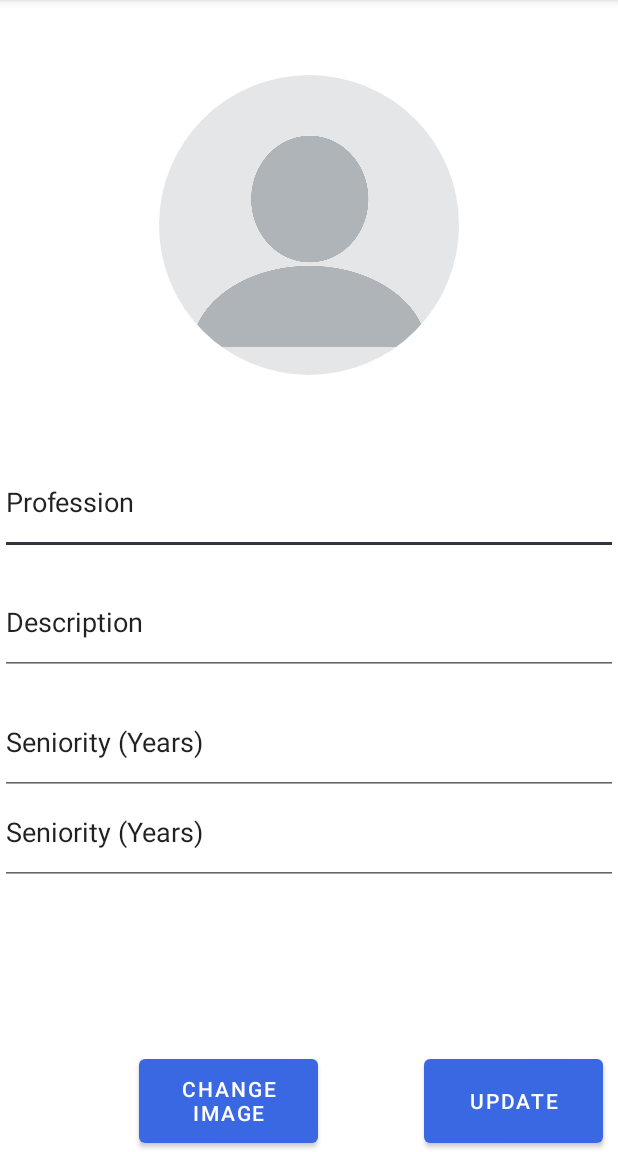
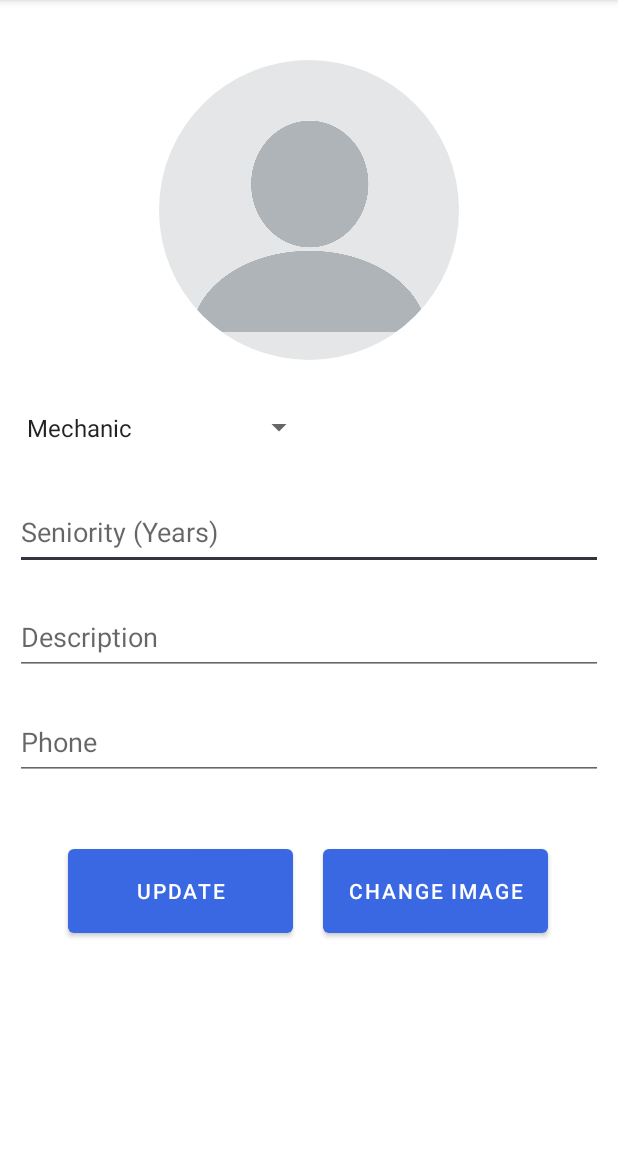
Before and after one commit to adimor1/HandIt, an Android app: the UpdateUser screen opened directly, with no data from a screen before it, after a tap on "UPDATE", on a phone screen of 412 x 824 dp, the part 84-1236 px from its top. Run offline under Robolectric (Android 15) with nearby library versions, the phone set to English and light mode, and no system bars; our stand-ins replace CircleImageView, Firebase (no records; nobody signed in at launch, a user with empty details on screens opened directly), Picasso; pictures from the network do not load.

Commit message:
set value to user update activity

```diff
--- a/app/src/main/java/com/example/myapplication/Activities/UpdateUser.java
+++ b/app/src/main/java/com/example/myapplication/Activities/UpdateUser.java
@@ -9,9 +9,12 @@ import android.net.Uri;
 import android.os.Bundle;
 import android.provider.MediaStore;
 import android.view.View;
+import android.widget.AdapterView;
+import android.widget.ArrayAdapter;
 import android.widget.Button;
 import android.widget.EditText;
 import android.widget.ImageView;
+import android.widget.Spinner;
 import android.widget.Toast;
 
 import com.example.myapplication.Models.LoginUser;
@@ -31,15 +34,16 @@ import com.google.firebase.storage.UploadTask;
 import com.squareup.picasso.Picasso;
 import java.util.HashMap;
 
-public class UpdateUser extends AppCompatActivity {
+public class UpdateUser extends AppCompatActivity implements AdapterView.OnItemSelectedListener {
 
     private Button updateUser;
     private EditText description;
     private EditText seniority;
-    private EditText profession;
     private ImageView imageProfile;
     private Button changeImage;
     private EditText phone;
+    private Spinner profession;
+    String spinnerTxt = "lala";
 
     DatabaseReference databaseReference;
     StorageReference storageReference;
@@ -58,8 +62,49 @@ public class UpdateUser extends AppCompatActivity {
         imageProfile = findViewById(R.id.imageProfile);
         phone = findViewById(R.id.phone);
 
+        databaseReference = FirebaseDatabase.getInstance().getReference("Users");
+        databaseReference.orderByChild("email").equalTo(LoginUser.getLoginEmail()).addListenerForSingleValueEvent(new ValueEventListener() {
+            @Override
+            public void onDataChange(@NonNull DataSnapshot snapshot) {
+                for(DataSnapshot childSnapshot: snapshot.getChildren()){
+                    String key = childSnapshot.getKey();
+                    databaseReference.child(key);
+                    description.setText(String.valueOf(snapshot.child(key).child("description").getValue()));
+
+                    String prof = String.valueOf(snapshot.child(key).child("profession").getValue());
+                    if(prof.equals("Mechanic")){
+                        profession.setSelection(0);
+                    }
+
+                    if(prof.equals("Renovator")){
+                        profession.setSelection(1);
+                    }
+
+                    if(prof.equals("Plumber")){
+                        profession.setSelection(2);
+                    }
+
+                    if(prof.equals("Painter")){
+                        profession.setSelection(3);
+                    }
+
+                    phone.setText(String.valueOf(snapshot.child(key).child("phone").getValue()));
+                    seniority.setText(String.valueOf(snapshot.child(key).child("seniority").getValue()));
+                }
+            }
+            @Override
+            public void onCancelled(@NonNull DatabaseError error) {
+            }
+        });
+
+        //Spinner
+        ArrayAdapter<CharSequence> adapter = ArrayAdapter.createFromResource(this, R.array.profession, android.R.layout.simple_spinner_item);
+        adapter.setDropDownViewResource(android.R.layout.simple_spinner_dropdown_item);
+        profession.setAdapter(adapter);
+        profession.setOnItemSelectedListener(this);
+
+        //Get image and put in the image prfile
         storageReference = FirebaseStorage.getInstance().getReference();
-
         StorageReference profileRef = storageReference.child("users/"+LoginUser.getLoginEmail()+"/profile.jpg");
         profileRef.getDownloadUrl().addOnSuccessListener(new OnSuccessListener<Uri>() {
             @Override
@@ -73,9 +118,8 @@ public class UpdateUser extends AppCompatActivity {
             public void onClick(View v) {
                 String txt_description = description.getText().toString();
                 String txt_seniority = seniority.getText().toString();
-                String txt_profession = profession.getText().toString();
-
-                updateUserData(txt_description, txt_seniority, txt_profession);
+                String txt_phone = phone.getText().toString();
+                updateUserData(txt_description, txt_seniority, spinnerTxt, txt_phone);
             }
         });
 
@@ -120,11 +164,12 @@ public class UpdateUser extends AppCompatActivity {
         });
     }
 
-    private void updateUserData(String description, String seniority, String profession) {
+    private void updateUserData(String description, String seniority, String profession, String phone) {
         HashMap User = new HashMap();
         User.put("description", description);
         User.put("seniority", seniority);
         User.put("profession", profession);
+        User.put("phone", phone);
 
         databaseReference = FirebaseDatabase.getInstance().getReference("Users");
         databaseReference.orderByChild("email").equalTo(LoginUser.getLoginEmail()).addListenerForSingleValueEvent(new ValueEventListener() {
@@ -160,4 +205,15 @@ public class UpdateUser extends AppCompatActivity {
             }
         });
     }
+
+    @Override
+    public void onItemSelected(AdapterView<?> parent, View view, int position, long id) {
+        String text = parent.getItemAtPosition(position).toString();
+        spinnerTxt = text;
+    }
+
+    @Override
+    public void onNothingSelected(AdapterView<?> parent) {
+
+    }
 }
--- a/app/src/main/res/layout/activity_register.xml
+++ b/app/src/main/res/layout/activity_register.xml
@@ -47,7 +47,7 @@
         android:layout_height="70dp"
         android:layout_marginTop="320dp"
         android:ems="10"
-        android:text="Password"
+        android:hint="Password"
         android:inputType="textPassword"/>
 
     <LinearLayout
--- a/app/src/main/res/layout/activity_start.xml
+++ b/app/src/main/res/layout/activity_start.xml
@@ -52,7 +52,8 @@
             android:layout_height="70dp"
             android:ems="10"
             android:layout_marginTop="430dp"
-            android:hint="Password"/>
+            android:hint="Password"
+            android:inputType="textPassword"/>
 
 
         <Button
--- a/app/src/main/res/layout/activity_update_user.xml
+++ b/app/src/main/res/layout/activity_update_user.xml
@@ -4,69 +4,81 @@
     xmlns:tools="http://schemas.android.com/tools"
     android:layout_width="match_parent"
     android:layout_height="match_parent"
-    tools:context=".Activities.UpdateUser">
+    tools:context=".Activities.UpdateUser"
+    android:padding="10dp">
 
-    <EditText
-        android:id="@+id/profession"
+    <LinearLayout
         android:layout_width="match_parent"
-        android:layout_height="70dp"
-        android:layout_marginTop="300dp"
-        android:ems="10"
-        android:text="Profession" />
+        android:layout_height="match_parent"
+        android:orientation="vertical">
 
-    <EditText
-        android:id="@+id/description"
-        android:layout_width="match_parent"
-        android:layout_height="70dp"
-        android:layout_marginTop="380dp"
-        android:ems="10"
-        android:text="Description" />
+        <de.hdodenhof.circleimageview.CircleImageView
+            android:id="@+id/imageProfile"
+            android:layout_width="200dp"
+            android:layout_height="200dp"
+            android:layout_marginTop="30dp"
+            android:alpha="1"
+            android:layout_gravity="center"
+            android:src="@drawable/empyavatar"
+            tools:srcCompat="@tools:sample/avatars" />
 
-    <EditText
-        android:id="@+id/seniority"
-        android:layout_width="match_parent"
-        android:layout_height="70dp"
-        android:layout_marginTop="460dp"
-        android:ems="10"
-        android:text="Seniority (Years)" />
+        <Spinner
+            android:id="@+id/profession"
+            android:layout_width="200dp"
+            android:layout_height="50dp"
+            android:layout_marginTop="20dp"
+            android:spinnerMode="dropdown"
+            />
 
-    <EditText
-        android:id="@+id/phone"
-        android:layout_width="match_parent"
-        android:layout_height="70dp"
-        android:layout_marginTop="520dp"
-        android:ems="10"
-        android:text="Seniority (Years)" />
+        <EditText
+            android:id="@+id/seniority"
+            android:layout_width="match_parent"
+            android:layout_height="50dp"
+            android:layout_marginTop="20dp"
+            android:inputType="number"
+            android:hint="Seniority (Years)" />
 
-    <Button
-        android:id="@+id/updateUser"
-        android:text="Update"
-        android:layout_alignParentEnd="true"
-        android:layout_marginTop="10dp"
-        android:layout_width="119dp"
-        android:layout_height="68dp"
-        android:layout_centerInParent="true"
-        android:layout_marginEnd="10dp"
-        android:layout_alignParentBottom="true"/>
+        <EditText
+            android:id="@+id/description"
+            android:layout_width="match_parent"
+            android:layout_height="50dp"
+            android:layout_marginTop="20dp"
+            android:ems="10"
+            android:hint="Description" />
 
-    <Button
-        android:id="@+id/changeImage"
-        android:text="Change Image"
-        android:layout_alignParentEnd="true"
-        android:layout_marginTop="10dp"
-        android:layout_width="119dp"
-        android:layout_height="68dp"
-        android:layout_centerInParent="true"
-        android:layout_marginEnd="200dp"
-        android:layout_alignParentBottom="true"/>
+        <EditText
+            android:id="@+id/phone"
+            android:layout_width="match_parent"
+            android:layout_height="50dp"
+            android:layout_marginTop="20dp"
+            android:ems="10"
+            android:hint="Phone"
+            android:inputType="phone"/>
 
-    <de.hdodenhof.circleimageview.CircleImageView
-        android:id="@+id/imageProfile"
-        android:layout_width="200dp"
-        android:layout_height="200dp"
-        android:layout_centerHorizontal="true"
-        android:layout_marginTop="50dp"
-        android:alpha="1"
-        tools:srcCompat="@tools:sample/avatars"
-        android:src="@drawable/empyavatar"/>
+        <LinearLayout
+            android:layout_width="match_parent"
+            android:layout_height="match_parent"
+            android:layout_marginTop="30dp"
+            android:padding="10dp">
+
+            <Button
+                android:id="@+id/updateUser"
+                android:layout_width="150dp"
+                android:layout_height="68dp"
+                android:text="Update"
+                android:gravity="center"
+                android:layout_marginLeft="25dp"
+                android:layout_marginRight="10dp"/>
+
+            <Button
+                android:id="@+id/changeImage"
+                android:layout_width="150dp"
+                android:layout_height="68dp"
+                android:text="Change Image"
+                android:gravity="center"
+                android:layout_marginRight="10dp"
+                android:layout_marginLeft="10dp"/>
+        </LinearLayout>
+    </LinearLayout>
+
 </RelativeLayout>
--- a/app/src/main/res/mipmap-anydpi-v26/ic_launcher.xml
+++ b/app/src/main/res/mipmap-anydpi-v26/ic_launcher.xml
@@ -1,5 +1,4 @@
 <?xml version="1.0" encoding="utf-8"?>
 <adaptive-icon xmlns:android="http://schemas.android.com/apk/res/android">
-    <background android:drawable="@drawable/ic_launcher_foreground"/>
     <foreground android:drawable="@mipmap/ic_launcher_foreground"/>
 </adaptive-icon>
--- a/app/src/main/res/values/strings.xml
+++ b/app/src/main/res/values/strings.xml
@@ -11,4 +11,11 @@
     <string name="login_failed">"Login failed"</string>
     <!-- TODO: Remove or change this placeholder text -->
     <string name="hello_blank_fragment">Hello blank fragment</string>
+
+    <string-array name="profession">
+        <item>Mechanic</item>
+        <item>Renovator</item>
+        <item>Plumber</item>
+        <item>Painter</item>
+    </string-array>
 </resources>
```
Also changed, not shown: app/src/main/res/drawable-v24/ic_launcher_foreground.xml (deleted, +0 -30 lines).
